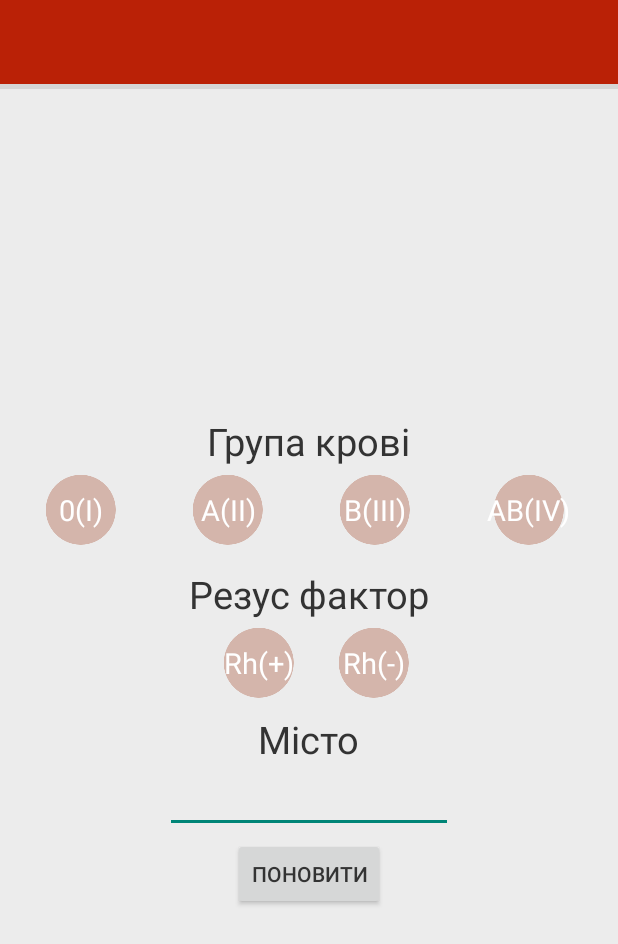
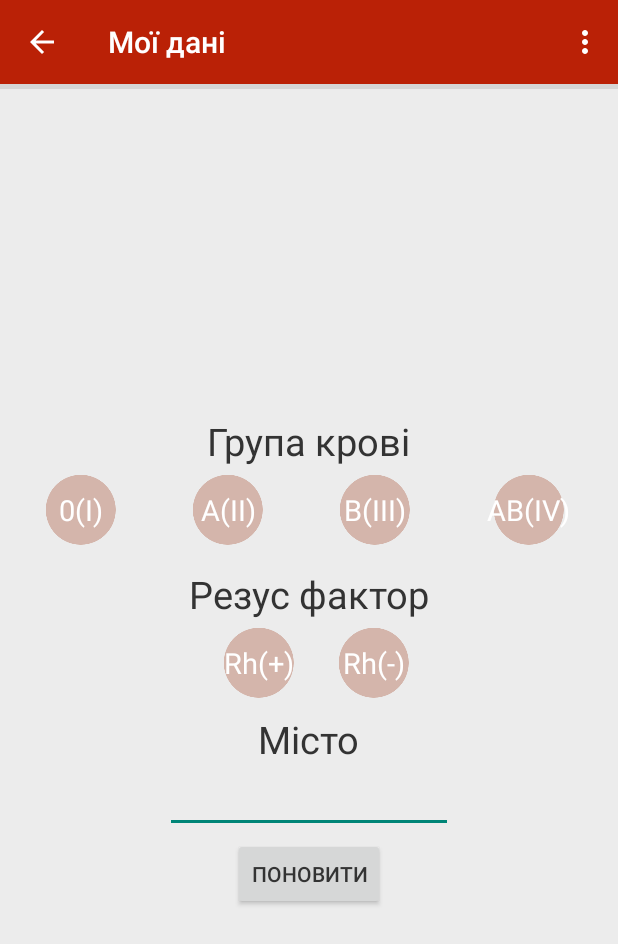
Before and after one commit to radric/DonorUA, an Android app: the UserInfoActivity screen opened directly, with no data from a screen before it, on a phone screen of 412 x 824 dp. Shown: the top 944 px of the screen. Run offline under Robolectric (Android 15) with nearby library versions, the phone set to English and light mode, and no system bars; our stand-ins replace ButterKnife; libraries missing offline, so code that uses them is left out: com.mikepenz.iconics, com.mikepenz.materialdrawer; 6 statements that could not run were skipped; grey boxes are pictures that could not be loaded.

Commit message:
bags fixed

```diff
--- a/app/src/main/java/ua/andriyantonov/donorua/activities/RegisterActivity.java
+++ b/app/src/main/java/ua/andriyantonov/donorua/activities/RegisterActivity.java
@@ -28,7 +28,6 @@ public class RegisterActivity extends ActionBarActivity {
      */
     @Override
     public void onBackPressed(){
-        moveTaskToBack(false);
         finish();
     }
 }
--- a/app/src/main/java/ua/andriyantonov/donorua/activities/UserInfoActivity.java
+++ b/app/src/main/java/ua/andriyantonov/donorua/activities/UserInfoActivity.java
@@ -26,6 +26,7 @@ import com.mikepenz.materialdrawer.model.interfaces.Nameable;
 import butterknife.ButterKnife;
 import butterknife.InjectView;
 import ua.andriyantonov.donorua.R;
+import ua.andriyantonov.donorua.data.Utils;
 import ua.andriyantonov.donorua.fragments.UserInfoFragment;
 
 public class UserInfoActivity extends ActionBarActivity {
@@ -41,8 +42,12 @@ public class UserInfoActivity extends ActionBarActivity {
         super.onCreate(savedInstanceState);
         setContentView(R.layout.activity_user_info);
         ButterKnife.inject(this);
+
+        setSupportActionBar(mToolbar);
+        getSupportActionBar().setDisplayHomeAsUpEnabled(true);
+
         initNavDrawer();
-
+        Utils.initHeaderTextFont(this);
 
         if (savedInstanceState != null && savedInstanceState.containsKey(DRAWER_KEY)){
             mDrawerIsOpen = savedInstanceState.getBoolean(DRAWER_KEY);
@@ -54,20 +59,6 @@ public class UserInfoActivity extends ActionBarActivity {
     public void onSaveInstanceState(Bundle bundle){
         bundle.putBoolean(DRAWER_KEY, mDrawerIsOpen);
         super.onSaveInstanceState(bundle);
-    }
-
-    @Override
-    public void onResume(){
-        super.onResume();
-        initNavDrawer();
-        initHeaderTextFont();
-    }
-
-    public void initHeaderTextFont(){
-        TextView mHeder = (TextView) findViewById(R.id.heder_textview);
-
-        Typeface tf = Typeface.createFromAsset(getAssets(),"fonts/Kotyhoroshko.ttf");
-        mHeder.setTypeface(tf,Typeface.BOLD);
     }
 
     /**
@@ -123,7 +114,6 @@ public class UserInfoActivity extends ActionBarActivity {
                                 getSystemService(INPUT_METHOD_SERVICE);
                         imm.hideSoftInputFromInputMethod(UserInfoActivity.this.getCurrentFocus().getWindowToken(), 0);
                         mDrawerIsOpen = true;
-                        initHeaderTextFont();
                     }
 
                     @Override
@@ -135,7 +125,6 @@ public class UserInfoActivity extends ActionBarActivity {
                 .withDrawerWidthRes(R.dimen.nav_drawer_width)
                 .build();
     }
-
 
     @Override
     public boolean onCreateOptionsMenu(Menu menu) {
--- a/app/src/main/java/ua/andriyantonov/donorua/fragments/UserInfoFragment.java
+++ b/app/src/main/java/ua/andriyantonov/donorua/fragments/UserInfoFragment.java
@@ -73,12 +73,12 @@ public class UserInfoFragment extends Fragment implements View.OnClickListener {
         return rootView;
     }
 
-//    @Override
-//    public void onResume(){
-//        ((UserInfoActivity) getActivity()).getSupportActionBar().
-//                setTitle(getString(R.string.drawer_item_user_info));
-//        super.onResume();
-//    }
+    @Override
+    public void onResume(){
+        ((UserInfoActivity) getActivity()).getSupportActionBar().
+                setTitle(getString(R.string.drawer_item_user_info));
+        super.onResume();
+    }
 
     @Override
     public void onSaveInstanceState(Bundle bundle){
--- a/app/src/main/res/layout/fragment_need_to_know_detail.xml
+++ b/app/src/main/res/layout/fragment_need_to_know_detail.xml
@@ -19,6 +19,4 @@
                 android:textSize="17sp"/>
 
     </ScrollView>
-
-
 </LinearLayout>
--- a/app/src/main/res/values/strings.xml
+++ b/app/src/main/res/values/strings.xml
@@ -30,7 +30,6 @@
     ---- Menu ----
     <string name="action_share">Поширити</string>
     <string name="action_settings">Налаштування</string>
-    <string name="action_refresh_database">Поновити базу</string>
     ----
 
     ---- ActionShareProvider ----
```
Also changed, not shown: app/src/main/java/ua/andriyantonov/donorua/activities/CentersOnMapActivity.java (+2 -17 lines), app/src/main/java/ua/andriyantonov/donorua/activities/NeedToKnowActivity.java (+3 -11 lines), app/src/main/java/ua/andriyantonov/donorua/activities/RecipientsActivity.java (+3 -15 lines), app/src/main/java/ua/andriyantonov/donorua/data/Utils.java (+29 -5 lines), app/src/main/java/ua/andriyantonov/donorua/fragments/RecipientsFragment.java (+0 -16 lines), app/src/main/res/layout/fragment_need_to_know.xml (+0 -81 lines), app/src/main/res/menu/menu_recipients_fragment.xml (deleted, +0 -9 lines), 2 other files.
